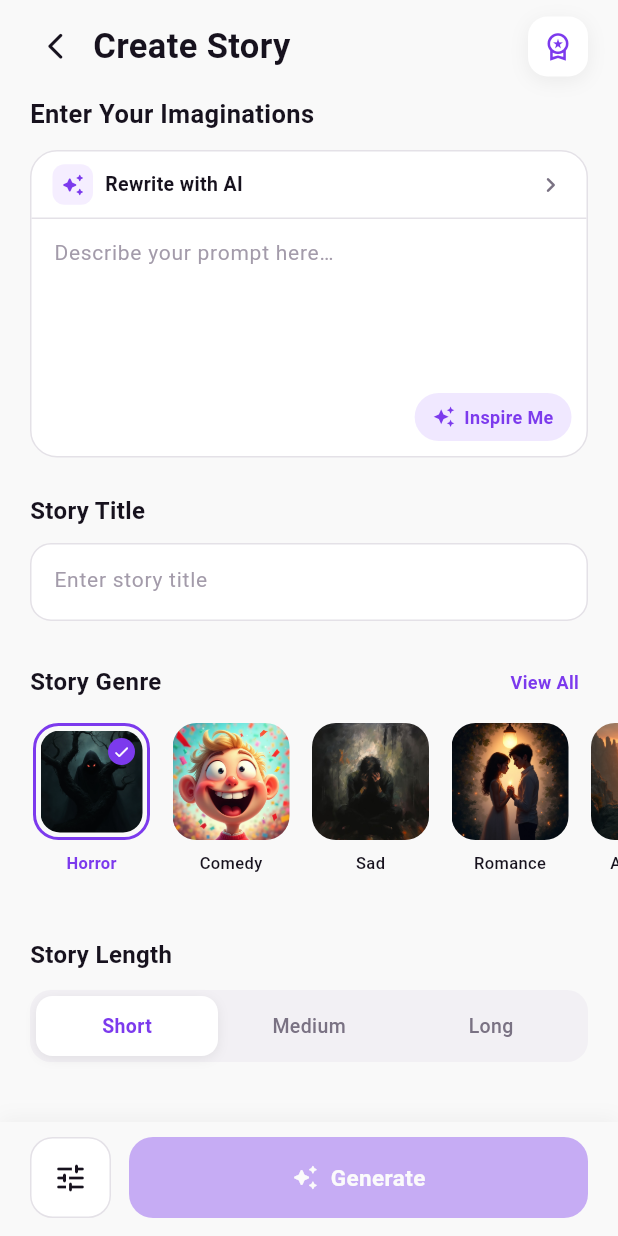
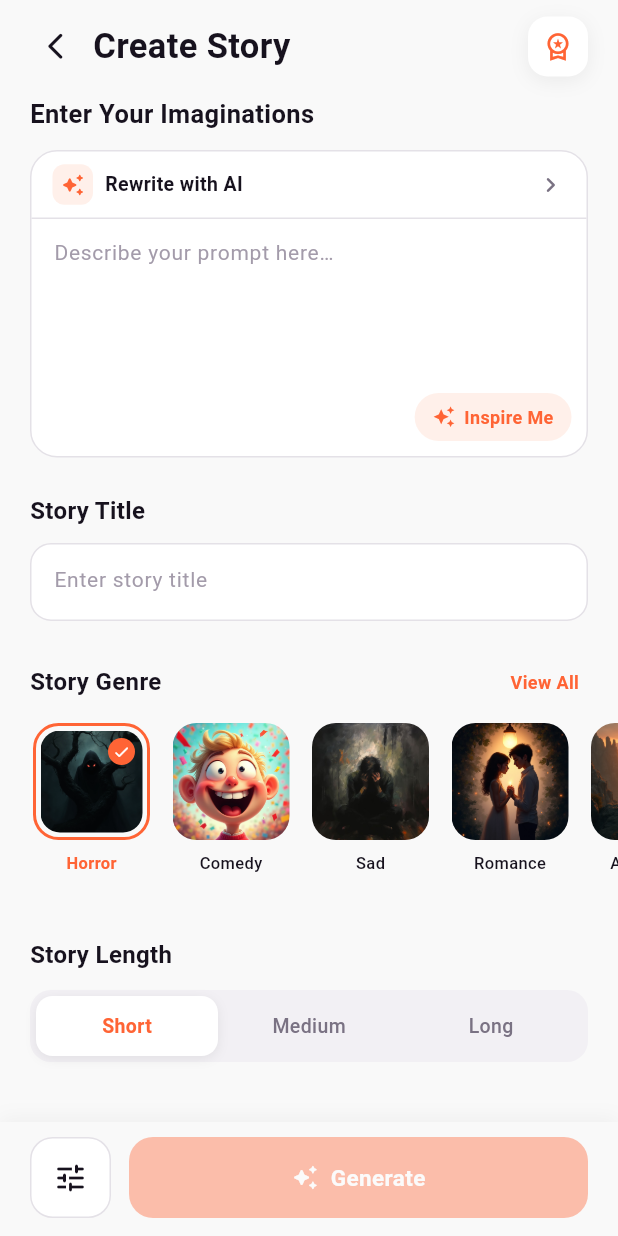
Before and after one commit to Hejazapps/NovelAIAndroid, a Flutter app: the StoryScreen screen opened directly, on a phone screen of 412 x 824 dp. Run offline on Flutter 3.47's test engine with Material 3 defaults, Android fonts, the phone set to English and light mode, and no system bars; our stand-ins replace share_plus, shared_preferences; accounts and stored records are empty.

Commit message:
issue fixed

```diff
--- a/lib/screens/story_screen.dart
+++ b/lib/screens/story_screen.dart
@@ -25,13 +25,13 @@ Color _storyHint(BuildContext context) =>
     _storyIsDark(context) ? const Color(0xFF81758F) : const Color(0xFFA39BAA);
 
 Color _storyAccent(BuildContext context) =>
-    _storyIsDark(context) ? const Color(0xFF9146E8) : const Color(0xFF7C3AED);
+    _storyIsDark(context) ? const Color(0xFF9146E8) : const Color(0xFFFF6435);
 
 Color _storyAccentSoft(BuildContext context) =>
-    _storyIsDark(context) ? const Color(0xFF432464) : const Color(0xFFF0E8FF);
+    _storyIsDark(context) ? const Color(0xFF432464) : const Color(0xFFFFF0EA);
 
 Color _storyAccentSoft2(BuildContext context) =>
-    _storyIsDark(context) ? const Color(0xFF2D1A43) : const Color(0xFFF5EEFF);
+    _storyIsDark(context) ? const Color(0xFF2D1A43) : const Color(0xFFFFF0EA);
 
 
 class StoryScreen extends StatefulWidget {
```
